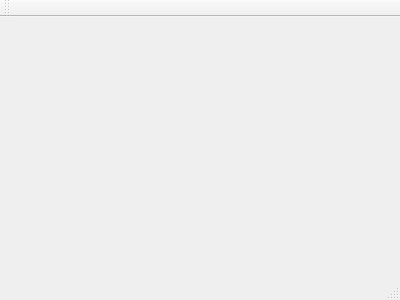
Before: the Qt Designer form Ant/mainwindow.ui in Weeblz/SoSmartAnt, drawn with Qt 5.
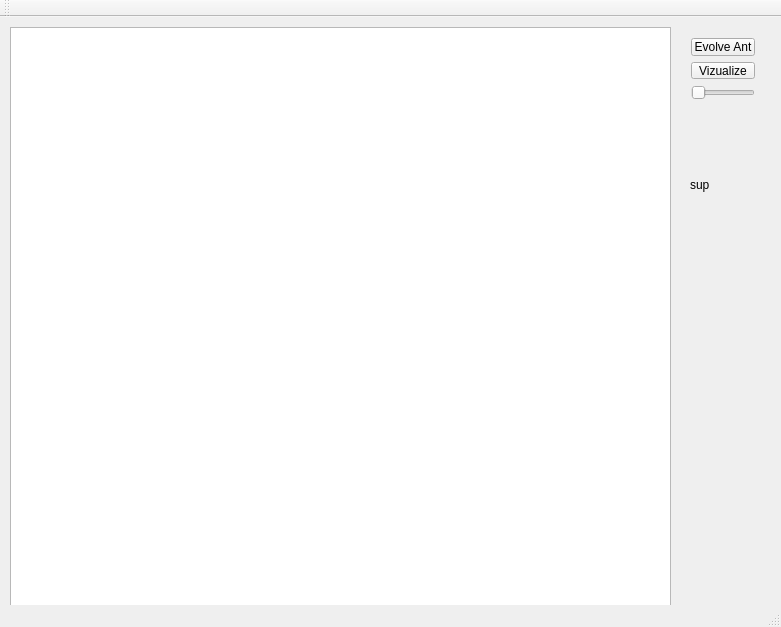
After: the same form once the commit is applied.

```diff
--- a/Ant/mainwindow.ui
+++ b/Ant/mainwindow.ui
@@ -1,24 +1,100 @@
 <ui version="4.0">
  <class>MainWindow</class>
- <widget class="QMainWindow" name="MainWindow" >
-  <property name="geometry" >
+ <widget class="QMainWindow" name="MainWindow">
+  <property name="geometry">
    <rect>
     <x>0</x>
     <y>0</y>
-    <width>400</width>
-    <height>300</height>
+    <width>781</width>
+    <height>627</height>
    </rect>
   </property>
   <property name="windowTitle" >
    <string>MainWindow</string>
   </property>
-  <widget class="QMenuBar" name="menuBar" />
-  <widget class="QToolBar" name="mainToolBar" />
-  <widget class="QWidget" name="centralWidget" />
-  <widget class="QStatusBar" name="statusBar" />
+  <widget class="QWidget" name="centralWidget">
+   <widget class="QGraphicsView" name="graphicsView">
+    <property name="geometry">
+     <rect>
+      <x>10</x>
+      <y>10</y>
+      <width>661</width>
+      <height>611</height>
+     </rect>
+    </property>
+   </widget>
+   <widget class="QLabel" name="scoreLabel">
+    <property name="geometry">
+     <rect>
+      <x>690</x>
+      <y>160</y>
+      <width>71</width>
+      <height>16</height>
+     </rect>
+    </property>
+    <property name="text">
+     <string>sup</string>
+    </property>
+   </widget>
+   <widget class="QWidget" name="">
+    <property name="geometry">
+     <rect>
+      <x>680</x>
+      <y>10</y>
+      <width>86</width>
+      <height>84</height>
+     </rect>
+    </property>
+    <layout class="QVBoxLayout" name="verticalLayout_2">
+     <item>
+      <layout class="QVBoxLayout" name="verticalLayout">
+       <item>
+        <widget class="QPushButton" name="evolveButton">
+         <property name="text">
+          <string>Evolve Ant</string>
+         </property>
+        </widget>
+       </item>
+       <item>
+        <widget class="QPushButton" name="visualizeButton">
+         <property name="text">
+          <string>Vizualize</string>
+         </property>
+        </widget>
+       </item>
+      </layout>
+     </item>
+     <item>
+      <widget class="QSlider" name="horizontalSlider">
+       <property name="orientation">
+        <enum>Qt::Horizontal</enum>
+       </property>
+      </widget>
+     </item>
+    </layout>
+   </widget>
+  </widget>
+  <widget class="QMenuBar" name="menuBar">
+   <property name="geometry">
+    <rect>
+     <x>0</x>
+     <y>0</y>
+     <width>781</width>
+     <height>21</height>
+    </rect>
+   </property>
+  </widget>
+  <widget class="QToolBar" name="mainToolBar">
+   <attribute name="toolBarArea">
+    <enum>TopToolBarArea</enum>
+   </attribute>
+   <attribute name="toolBarBreak">
+    <bool>false</bool>
+   </attribute>
+  </widget>
+  <widget class="QStatusBar" name="statusBar"/>
  </widget>
- <layoutDefault spacing="6" margin="11" />
- <pixmapfunction></pixmapfunction>
+ <layoutdefault spacing="6" margin="11"/>
  <resources/>
  <connections/>
 </ui>
```
Left out of the diff: 42 changed lines with no effect on the pictures.
